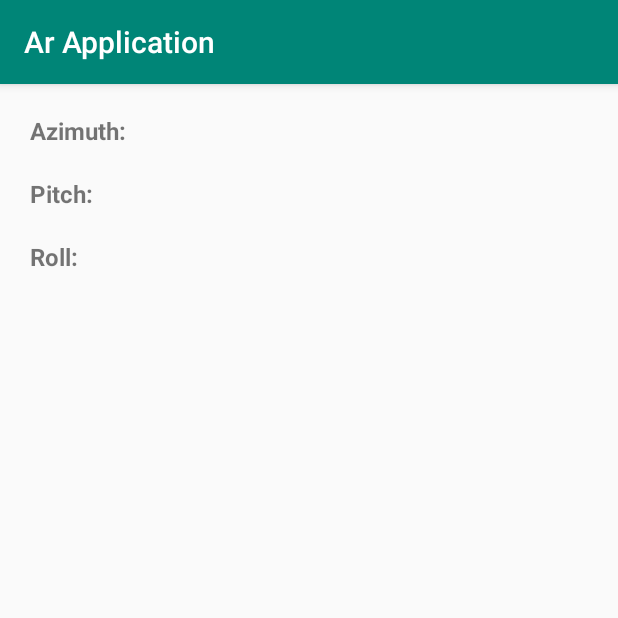
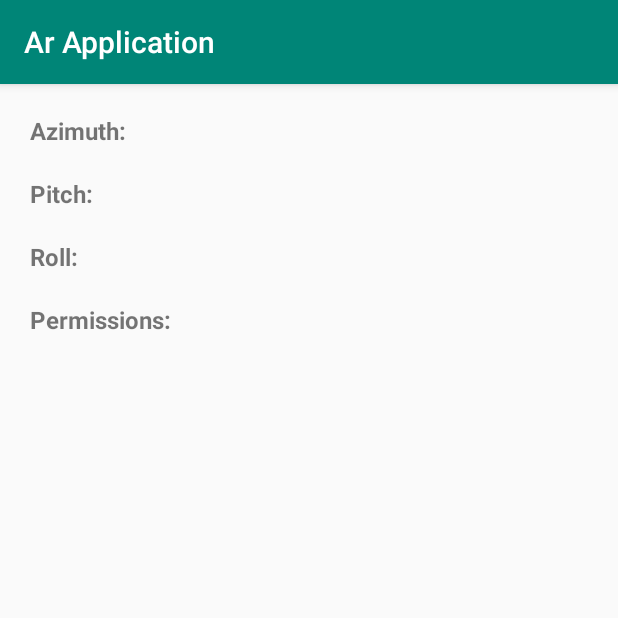
Before and after one commit to deepanshut041/visioar, an Android app: the screen it shows after launch (MainActivity), on a phone screen of 412 x 824 dp, the top half of it. Run offline under Robolectric (Android 15) with nearby library versions, the light colour scheme and no system bars; 2 statements that could not run were skipped.

Commit message:
Add Permissions to library Camera nad location

```diff
--- a/app/src/main/AndroidManifest.xml
+++ b/app/src/main/AndroidManifest.xml
@@ -1,6 +1,11 @@
 <?xml version="1.0" encoding="utf-8"?>
 <manifest xmlns:android="http://schemas.android.com/apk/res/android"
     package="life.plank.arapplication">
+
+    <uses-permission android:name="android.permission.ACCESS_FINE_LOCATION" />
+    <uses-permission android:name="android.permission.ACCESS_COARSE_LOCATION" />
+    <uses-permission android:name="android.permission.CAMERA" />
+
 
     <application
         android:allowBackup="true"
--- a/build.gradle
+++ b/build.gradle
@@ -19,6 +19,7 @@ allprojects {
     repositories {
         google()
         jcenter()
+        maven { url 'https://jitpack.io' }
 
     }
 }
--- a/visior/build.gradle
+++ b/visior/build.gradle
@@ -50,6 +50,9 @@ dependencies {
     // Timber
     implementation 'com.jakewharton.timber:timber:4.7.1'
 
+    // Rx Permission
+    implementation 'com.github.tbruyelle:rxpermissions:0.10.2'
+
     //RxJava
     implementation libs.rxJava2
     implementation(libs.rxKotlin2) {
--- a/visior/src/main/java/life/plank/visior/di/DataModulle.kt
+++ b/visior/src/main/java/life/plank/visior/di/DataModulle.kt
@@ -19,12 +19,9 @@ val sensorModule = module {
 }
 
 val permissionModule = module {
-    fun providePermissionManager(dependencyProvider: DependencyProvider): PermissionManager {
-        return PermissionManager(dependencyProvider.getPermissionActivity())
-    }
 
-    single {
-        providePermissionManager(get())
+    single{
+        PermissionManager(get())
     }
 }
 
--- a/visior/src/main/java/life/plank/visior/di/ViewModelModule.kt
+++ b/visior/src/main/java/life/plank/visior/di/ViewModelModule.kt
@@ -5,6 +5,6 @@ import org.koin.dsl.module
 
 val viewModelModule = module {
     factory {
-        ArViewViewModel(get())
+        ArViewViewModel(get(), get())
     }
 }
--- a/visior/src/main/java/life/plank/visior/ui/ArView.kt
+++ b/visior/src/main/java/life/plank/visior/ui/ArView.kt
@@ -3,6 +3,7 @@ package life.plank.visior.ui
 import android.content.Context
 import android.util.AttributeSet
 import android.view.View
+import android.widget.Toast
 import androidx.constraintlayout.widget.ConstraintLayout
 import androidx.lifecycle.LifecycleObserver
 import androidx.lifecycle.Observer
@@ -14,7 +15,6 @@ import org.koin.core.KoinComponent
 import org.koin.core.inject
 import org.koin.dsl.koinApplication
 import org.koin.dsl.module
-import timber.log.Timber
 
 class ArView @JvmOverloads constructor(
     context: Context, attrs: AttributeSet? = null, defStyleAttr: Int = 0
@@ -48,11 +48,22 @@ class ArView @JvmOverloads constructor(
     }
 
     private fun bindToViewModel() {
-        viewModel.getOrientationData().observe(dependencyProvider!!.getLifecycleOwner(), Observer {
-            txtAzimuthText.text = it.aizmuth.toString()
-            txtPitchText.text = it.pitch.toString()
-            txtRollText.text = it.roll.toString()
-        })
+
+        with(viewModel){
+            getOrientationData().observe(dependencyProvider!!.getLifecycleOwner(), Observer {
+                txtAzimuthText.text = it.aizmuth.toString()
+                txtPitchText.text = it.pitch.toString()
+                txtRollText.text = it.roll.toString()
+            })
+
+            getPermissions()?.subscribe{
+                when {
+                    it.granted -> Toast.makeText(dependencyProvider!!.getContext(), "All Permissions are granted", Toast.LENGTH_SHORT).show()
+                    it.shouldShowRequestPermissionRationale -> Toast.makeText(dependencyProvider!!.getContext(), "One permission is not allowed please allow it", Toast.LENGTH_SHORT).show()
+                    else -> Toast.makeText(dependencyProvider!!.getContext(), "One permission is not allowed please allow it from Settings", Toast.LENGTH_SHORT).show()
+                }
+            }
+        }
     }
 
 }
--- a/visior/src/main/res/layout/ar_layout.xml
+++ b/visior/src/main/res/layout/ar_layout.xml
@@ -68,4 +68,25 @@
         app:layout_constraintStart_toEndOf="@+id/txtRollLabel"
         app:layout_constraintTop_toTopOf="@+id/txtRollLabel" />
 
+
+    <TextView
+        android:id="@+id/txtPermissionLabel"
+        android:layout_width="wrap_content"
+        android:layout_height="wrap_content"
+        android:text="Permissions: "
+        android:layout_marginStart="20dp"
+        android:layout_marginTop="20dp"
+        android:textSize="16sp"
+        android:textStyle="bold"
+        app:layout_constraintStart_toStartOf="parent"
+        app:layout_constraintTop_toBottomOf="@+id/txtRollLabel" />
+
+    <TextView
+        android:id="@+id/txtPermissionText"
+        android:layout_width="wrap_content"
+        android:layout_height="wrap_content"
+        android:layout_marginStart="20dp"
+        android:textSize="16sp"
+        app:layout_constraintStart_toEndOf="@+id/txtPermissionLabel"
+        app:layout_constraintTop_toTopOf="@+id/txtPermissionLabel" />
 </androidx.constraintlayout.widget.ConstraintLayout>
```
Also changed, not shown: visior/src/main/java/life/plank/visior/ui/ArViewViewModel.kt (+13 -1 lines), visior/src/main/java/life/plank/visior/util/PermissionManager.kt (+18 -41 lines).
